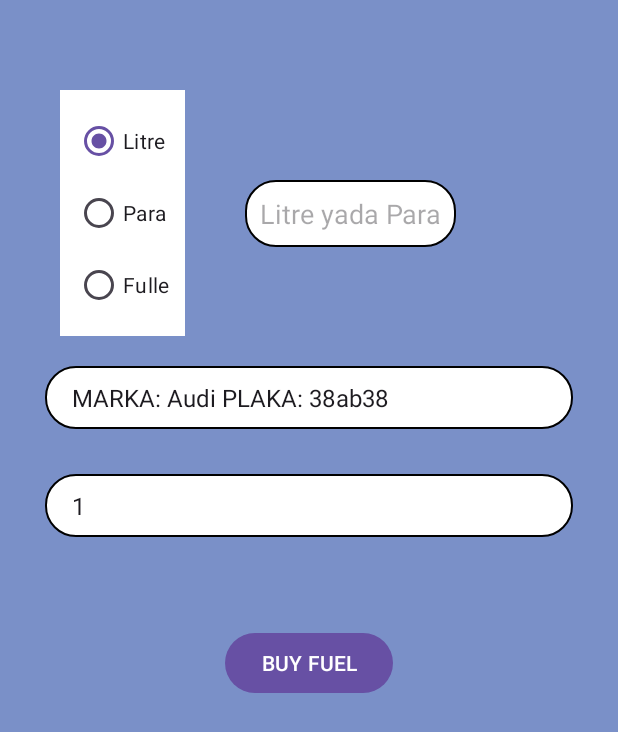
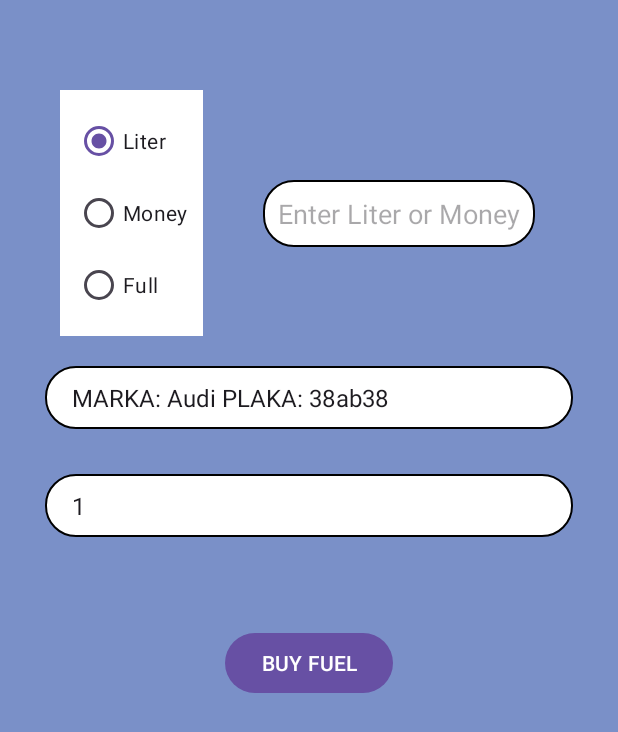
Before and after one commit to Salihhozsoy/stationActivities, an Android app: the CalculateActivity screen opened directly, with no data from a screen before it, on a phone screen of 412 x 824 dp. Shown: the top 732 px of the screen. Run offline under Robolectric (Android 15) with nearby library versions, the phone set to English and light mode, and no system bars.

Commit message:
show invoices

```diff
--- a/app/src/main/java/com/example/stationdesignproject/Database.kt
+++ b/app/src/main/java/com/example/stationdesignproject/Database.kt
@@ -25,7 +25,6 @@ object Database {
         Pump(6, 6, listOf(FuelType.Electric), employee4),
     )
 
-    val invoices = mutableListOf<Invoice>()
 }
 @Parcelize
 data class Car(val id: Int, val name: String, val plateNo: String,val fuelType: FuelType , var currentFuelAmount:Double,val capacity:Double) :
@@ -38,8 +37,9 @@ data class Employee(val id:Int, val name: String) : Parcelable
 @Parcelize
 data class Pump(val id: Int, val no:Int,val fuelTypes:List<FuelType>,val employee: Employee) :
     Parcelable
-
-data class Invoice(val id: Int,val price:Double, val car: Car, val employee: Employee) {}
+@Parcelize
+data class Invoice(val id: Int,val price:Double,val liter:Double, val car: Car, val employee: Employee) :
+    Parcelable {}
 
 enum class FuelType(val price:Double) {
     Gasoline(36.0),
--- /dev/null
+++ b/app/src/main/res/drawable/price.xml
@@ -0,0 +1,5 @@
+<vector android:height="24dp" android:tint="#1F3485"
+    android:viewportHeight="24" android:viewportWidth="24"
+    android:width="24dp" xmlns:android="http://schemas.android.com/apk/res/android">
+    <path android:fillColor="@android:color/white" android:pathData="M11.8,10.9c-2.27,-0.59 -3,-1.2 -3,-2.15 0,-1.09 1.01,-1.85 2.7,-1.85 1.78,0 2.44,0.85 2.5,2.1h2.21c-0.07,-1.72 -1.12,-3.3 -3.21,-3.81V3h-3v2.16c-1.94,0.42 -3.5,1.68 -3.5,3.61 0,2.31 1.91,3.46 4.7,4.13 2.5,0.6 3,1.48 3,2.41 0,0.69 -0.49,1.79 -2.7,1.79 -2.06,0 -2.87,-0.92 -2.98,-2.1h-2.2c0.12,2.19 1.76,3.42 3.68,3.83V21h3v-2.15c1.95,-0.37 3.5,-1.5 3.5,-3.55 0,-2.84 -2.43,-3.81 -4.7,-4.4z"/>
+</vector>
--- a/app/src/main/res/layout/activity_calculate.xml
+++ b/app/src/main/res/layout/activity_calculate.xml
@@ -31,19 +31,19 @@
             android:checked="true"
             android:layout_width="wrap_content"
             android:layout_height="wrap_content"
-            android:text="Litre" />
+            android:text="Liter" />
 
         <RadioButton
             android:id="@+id/rdbtnMoney"
             android:layout_width="wrap_content"
             android:layout_height="wrap_content"
-            android:text="Para" />
+            android:text="Money" />
 
         <RadioButton
             android:id="@+id/rdbtnFull"
             android:layout_width="wrap_content"
             android:layout_height="wrap_content"
-            android:text="Fulle" />
+            android:text="Full" />
 
     </RadioGroup>
 
@@ -52,9 +52,9 @@
         android:layout_width="wrap_content"
         android:layout_height="wrap_content"
         android:layout_marginTop="70dp"
-        android:layout_marginLeft="30dp"
+        android:layout_marginStart="30dp"
         android:background="@drawable/edittext_background"
-        android:hint="Litre yada Para"
+        android:hint="Enter Liter or Money"
         android:inputType="numberDecimal"
         android:padding="10dp" />
 
--- a/app/src/main/res/layout/activity_print.xml
+++ b/app/src/main/res/layout/activity_print.xml
@@ -37,6 +37,7 @@
             android:layout_height="wrap_content"
             android:layout_marginTop="5dp"
             android:background="@drawable/edittext_background"
+            android:drawableLeft="@drawable/car"
             android:padding="7dp" />
 
         <TextView
@@ -52,6 +53,7 @@
             android:layout_height="wrap_content"
             android:layout_marginTop="5dp"
             android:background="@drawable/edittext_background"
+            android:drawableLeft="@drawable/pump"
             android:padding="7dp" />
         <TextView
             android:layout_width="wrap_content"
@@ -66,6 +68,7 @@
             android:layout_height="wrap_content"
             android:layout_marginTop="5dp"
             android:background="@drawable/edittext_background"
+            android:drawableLeft="@drawable/price"
             android:padding="7dp" />
 
 
```
Also changed, not shown: app/src/main/java/com/example/stationdesignproject/CalculateActivity.kt (+12 -11 lines), app/src/main/java/com/example/stationdesignproject/PrintActivity.kt (+5 -4 lines).
